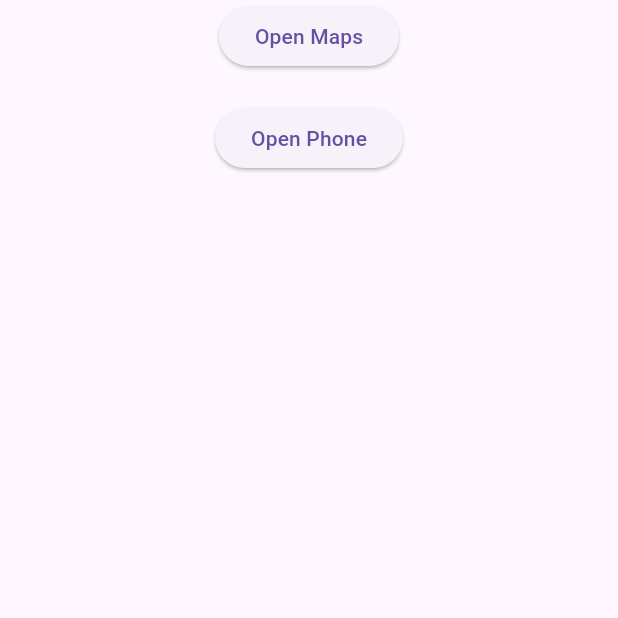
After one commit to PrasadMusini/PRACTICE_FLUTTER, a Flutter app: the UrlPack screen opened directly, after a tap on "Open Maps", on a phone screen of 412 x 824 dp, the top half of it. The commit adds this screen. Run offline on Flutter 3.47's test engine with Material 3 defaults, Android fonts, the phone set to English and light mode, and no system bars; our stand-ins replace cached_network_image, dotted_border, fl_chart, flutter_carousel_widget, flutter_datetime_picker_plus, flutter_svg and 5 more; missing offline and left inert: flame, progress_loading_button.

Commit message:
added imports where we can exporting all the files and packages so simply can we can import this class and used url_launcher package to naviogate to maps or phone app

```diff
--- a/lib/imports.dart
+++ b/lib/imports.dart
@@ -17,7 +17,6 @@ export 'package:practice_flutter/temp/page1.dart';
 export 'package:practice_flutter/temp/page2.dart';
 export 'package:practice_flutter/packages/date_time_picker_pack.dart';
 export 'package:practice_flutter/practice/custom_carousel.dart';
-export 'package:practice_flutter/temp/page5.dart';
 export 'package:practice_flutter/theme/theme.dart';
 export 'package:practice_flutter/theme/theme_change.dart';
 export 'package:practice_flutter/theme/theme_provider.dart';
--- /dev/null
+++ b/lib/practice/url_package.dart
@@ -0,0 +1,54 @@
+import 'package:flutter/material.dart';
+import 'package:url_launcher/url_launcher.dart';
+
+class UrlPack extends StatelessWidget {
+  const UrlPack({super.key});
+
+  @override
+  Widget build(BuildContext context) {
+    return Scaffold(
+      body: Center(
+        child: Column(
+          children: [
+            ElevatedButton(
+              onPressed: openMap,
+              child: const Text('Open Maps'),
+            ),
+            const SizedBox(height: 20),
+            ElevatedButton(
+              onPressed: openPhone,
+              child: const Text('Open Phone'),
+            ),
+          ],
+        ),
+      ),
+    );
+  }
+
+  Future<void> openMap() async {
+    const destinationLatitude = 17.525830;
+    const destinationLongitude = 78.421710;
+
+    const String sourceLocation =
+        "Your Current Location"; // Replace with getting current location (optional)
+    const String url =
+        'https://www.google.com/maps?q=$destinationLatitude,$destinationLongitude';
+
+    // 'https://www.google.com/maps?dir=$sourceLocation&daddr=$destinationLatitude,$destinationLongitude';
+    try {
+      await launchUrl(Uri.parse(url));
+    } catch (e) {
+      print(e);
+    }
+  }
+
+  Future<void> openPhone() async {
+    int phonenumber = 9999999999;
+    final url = 'tel:$phonenumber';
+    try {
+      await launchUrl(Uri.parse(url));
+    } catch (e) {
+      print(e);
+    }
+  }
+}
```
